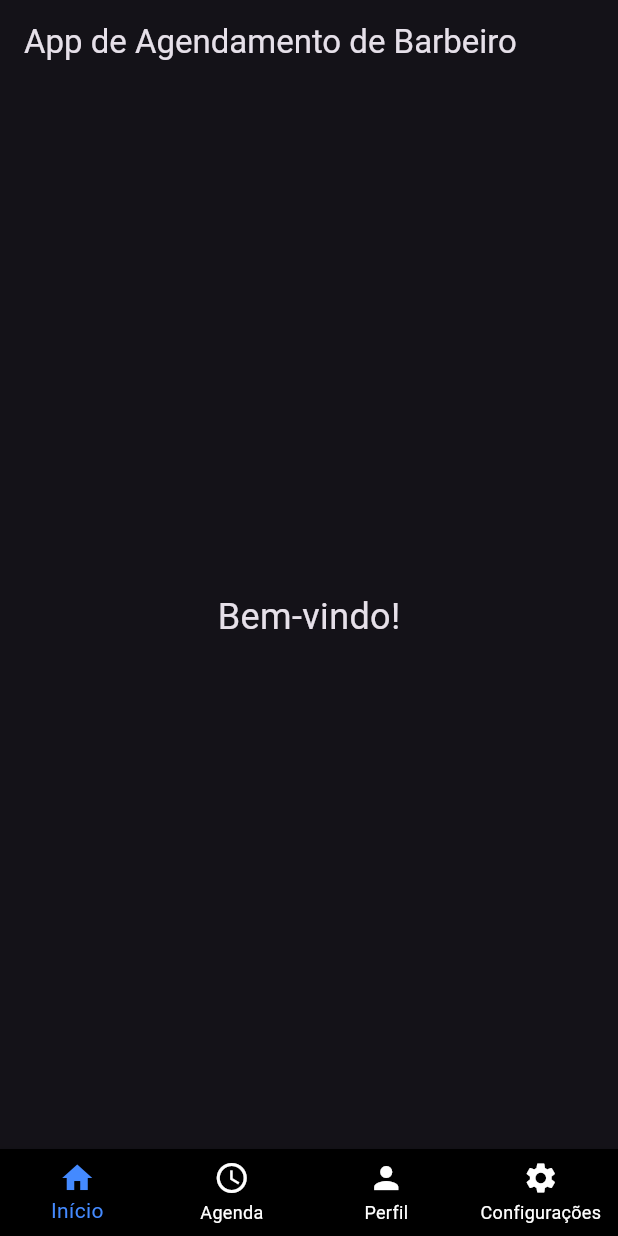
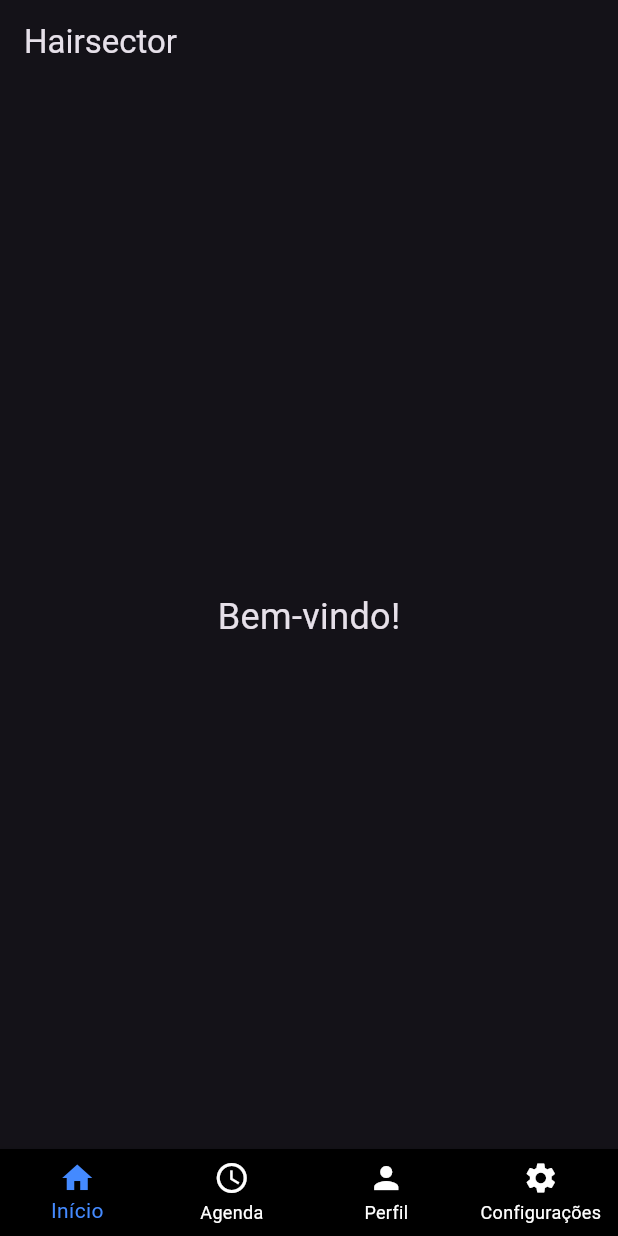
Before and after one commit to devgabe1/hairsector, a Flutter app: the screen it shows after launch, on a phone screen of 412 x 824 dp. Run offline on Flutter 3.47's test engine with Material 3 defaults, Android fonts, the phone set to English and light mode, and no system bars.

Commit message:
gradle fix

```diff
--- a/hairsector/lib/main.dart
+++ b/hairsector/lib/main.dart
@@ -3,25 +3,29 @@ import '../widgets/footer_widget.dart';
 
 
 void main() {
-  runApp(MyApp());
+  runApp(const MyApp());
 }
 
 class MyApp extends StatelessWidget {
+  const MyApp({super.key});
+
   @override
   Widget build(BuildContext context) {
     return MaterialApp(
       theme: ThemeData.dark(),
-      home: HomeScreen(),
+      home: const HomeScreen(),
     );
   }
 }
 
 class HomeScreen extends StatelessWidget {
+  const HomeScreen({super.key});
+
   @override
   Widget build(BuildContext context) {
     return Scaffold(
       appBar: AppBar(
-        title: const Text('App de Agendamento de Barbeiro'),
+        title: const Text('Hairsector'),
       ),
       body: const Center(
         child: Text(
@@ -29,7 +33,7 @@ class HomeScreen extends StatelessWidget {
           style: TextStyle(fontSize: 24),
         ),
       ),
-      bottomNavigationBar: FooterWidget(), // Exibe o rodapé na tela inicial
+      bottomNavigationBar: const FooterWidget(), // Exibe o rodapé na tela inicial
     );
   }
 }
--- a/hairsector/lib/widgets/footer_widget.dart
+++ b/hairsector/lib/widgets/footer_widget.dart
@@ -1,6 +1,8 @@
 import 'package:flutter/material.dart';
 
 class FooterWidget extends StatefulWidget {
+  const FooterWidget({super.key});
+
   @override
   _FooterWidgetState createState() => _FooterWidgetState();
 }
```
Also changed, not shown: 2 other files.
